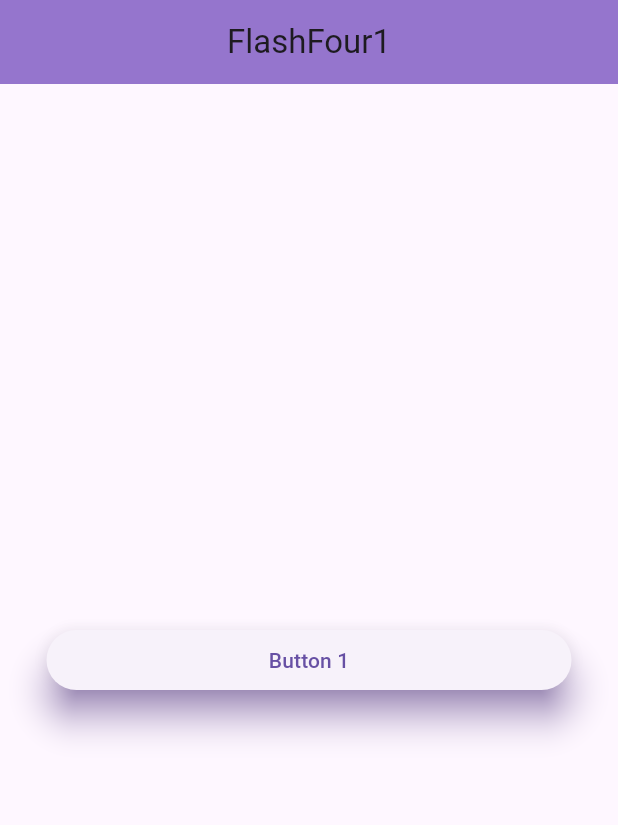
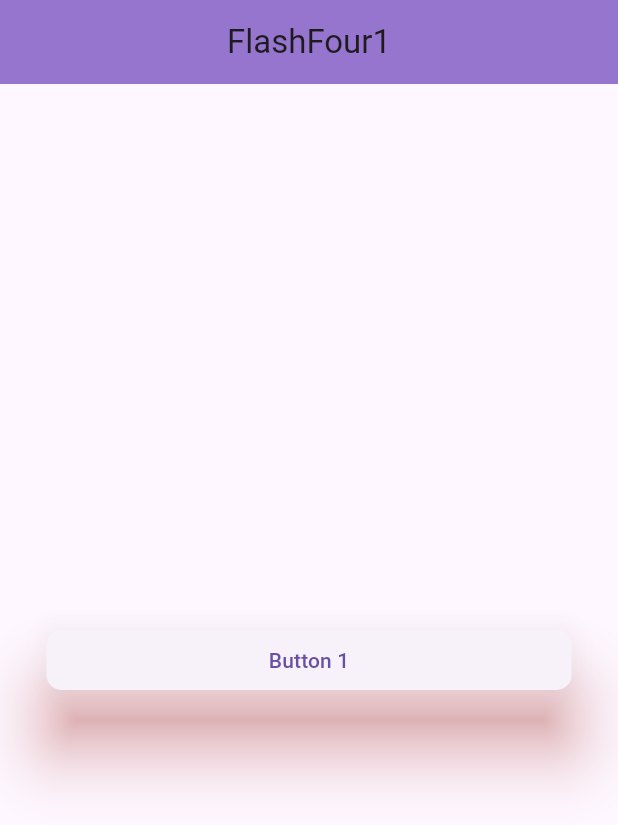
Before and after one commit to VaibhavPagare25/Daily_Flash, a Flutter app: the screen it shows after launch, on a phone screen of 412 x 824 dp. Shown: the top 825 px of the screen. Run offline on Flutter 3.47's test engine with Material 3 defaults, Android fonts, the phone set to English and light mode, and no system bars.

Commit message:
Flash4 one completed

```diff
--- a/lib/Flash04/flash04_1.dart
+++ b/lib/Flash04/flash04_1.dart
@@ -23,15 +23,15 @@ class FlashFour1 extends StatelessWidget {
               shape: MaterialStatePropertyAll(
                 RoundedRectangleBorder(
                   borderRadius: BorderRadius.circular(
-                    20,
+                    10,
                   ),
                 ),
               ),
-              shadowColor: MaterialStatePropertyAll(
-                Colors.deepPurple,
+              shadowColor: const MaterialStatePropertyAll(
+                Colors.red,
               ),
-              elevation: MaterialStatePropertyAll(
-                10,
+              elevation: const MaterialStatePropertyAll(
+                20,
               ),
             ),
             onPressed: () {},
--- a/lib/main.dart
+++ b/lib/main.dart
@@ -11,6 +11,7 @@ class MainApp extends StatelessWidget {
   @override
   Widget build(BuildContext context) {
     return const MaterialApp(
+      debugShowCheckedModeBanner: false,
       home: FlashFour1(),
     );
   }
```
